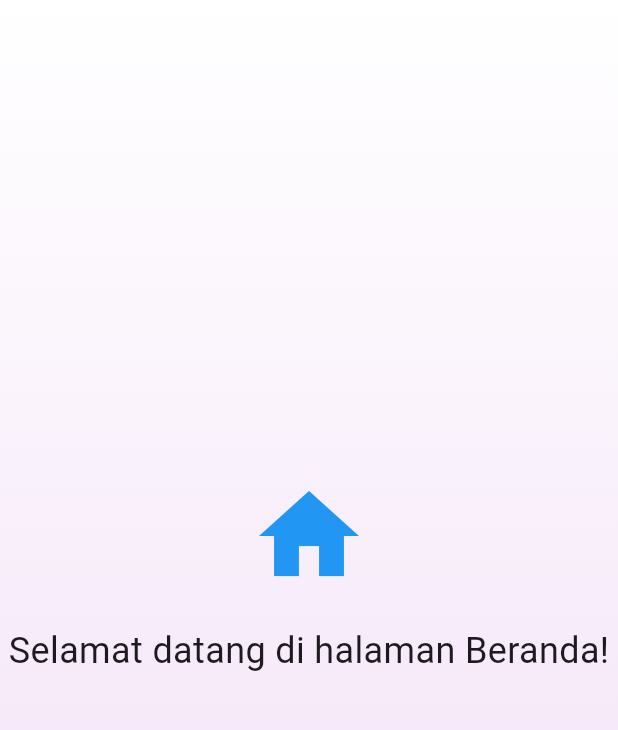
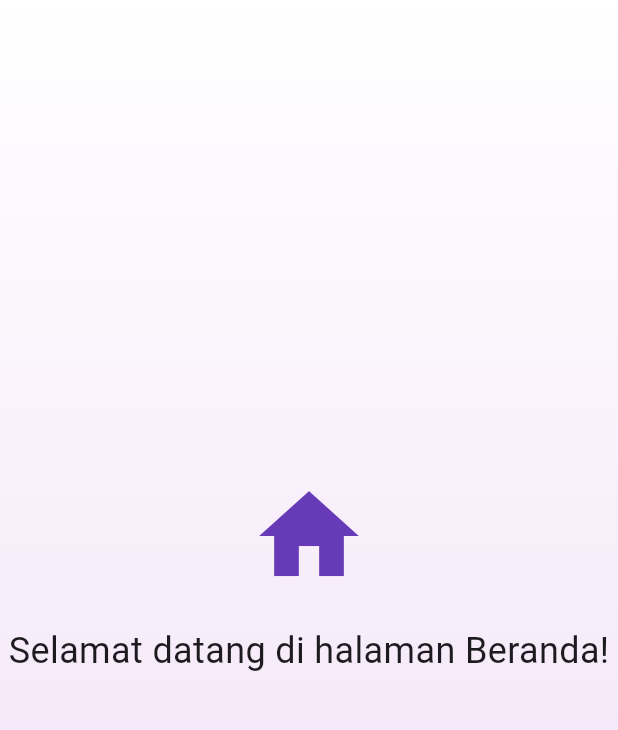
Before and after one commit to Yeflou/form_pendaftaran, a Flutter app: the BerandaPage screen opened directly, on a phone screen of 412 x 824 dp, the part 84-814 px from its top. Run offline on Flutter 3.47's test engine with Material 3 defaults, Android fonts, the phone set to English and light mode, and no system bars.

Commit message:
update-warnaicon

```diff
--- a/lib/beranda.dart
+++ b/lib/beranda.dart
@@ -31,7 +31,7 @@ class BerandaPage extends StatelessWidget {
               Icon(
                 Icons.home,
                 size: 80,
-                color: Colors.blue,
+                color: Colors.deepPurple,
               ),
               SizedBox(height: 20),
               Text(
```
